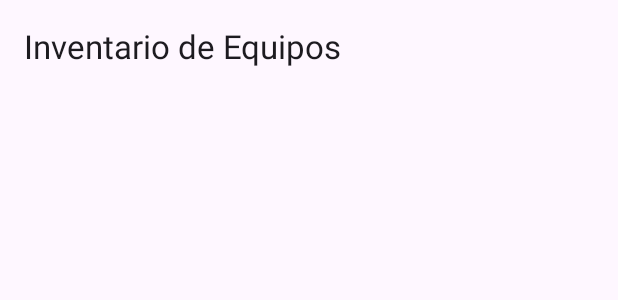
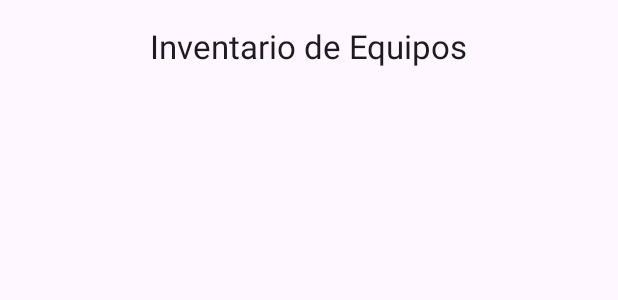
Before and after one commit to Guiller1300/PortaLab, an Android app built with Jetpack Compose: the @Preview function InventarioScreen, on a phone screen of 412 x 824 dp. Shown: the top 300 px of the screen. Run offline under Robolectric (Android 15) with nearby library versions, the phone set to English and light mode, and no system bars; our stand-ins replace Firebase (no records; nobody signed in at launch, a user with empty details on screens opened directly).

Commit message:
equipo y firebase

```diff
--- a/app/src/main/java/com/example/portalab/InventarioScreen.kt
+++ b/app/src/main/java/com/example/portalab/InventarioScreen.kt
@@ -17,8 +17,11 @@ import androidx.compose.runtime.mutableStateOf
 import androidx.compose.ui.tooling.preview.PreviewParameter
 import com.example.portalab.ui.theme.PortaLabTheme
 import com.example.portalab.ui.theme.Purple40
+import com.example.portalab.ui.theme.Purple80
+import androidx.compose.material3.ExperimentalMaterial3Api
 
-
+@Preview(showBackground = true)
+@OptIn(ExperimentalMaterial3Api::class)
 @Composable
 fun InventarioScreen() {
     val equipos = remember { mutableStateListOf<Equipo>() }
@@ -42,11 +45,12 @@ fun InventarioScreen() {
 
     Scaffold(
         topBar = {
-            TopAppBar(
+            CenterAlignedTopAppBar(
                 title = { Text("Inventario de Equipos") }
             )
         },
-        content = {
+        content = { paddingValues ->
+            Box(modifier = Modifier.padding(paddingValues)) {
                 if (loading.value) {
                     CircularProgressIndicator(modifier = Modifier.fillMaxSize()) // Muestra un cargador
                 } else if (error.value != null) {
@@ -59,18 +63,18 @@ fun InventarioScreen() {
                     }
                 }
             }
+        }
     )
-
 }
 
 @Composable
 fun EquipoCard(equipo: Equipo) {
     Card(
         modifier = Modifier.fillMaxWidth(),
-        elevation = 4.dp
+        elevation = CardDefaults.cardElevation(4.dp)
     ) {
         Column(modifier = Modifier.padding(16.dp)) {
-            Text("Inventario: ${equipo.inventario}", style = MaterialTheme.typography.h6)
+            Text("Inventario: ${equipo.inventario}", style = MaterialTheme.typography.headlineSmall)
             Text("Nombre: ${equipo.nombre}")
             Text("Descripción: ${equipo.descripcion}")
             Text("Estado: ${equipo.estado}")
--- a/gradle/libs.versions.toml
+++ b/gradle/libs.versions.toml
@@ -1,5 +1,5 @@
 [versions]
-agp = "8.10.0"
+agp = "8.10.1"
 kotlin = "2.0.21"
 coreKtx = "1.16.0"
 junit = "4.13.2"
```
Also changed, not shown: app/build.gradle.kts (+5 -11 lines), app/src/main/java/com/example/portalab/MainActivity.kt (+11 -6 lines), build.gradle.kts (+9 -0 lines). Lines whose indentation alone changed are shown as unchanged.
